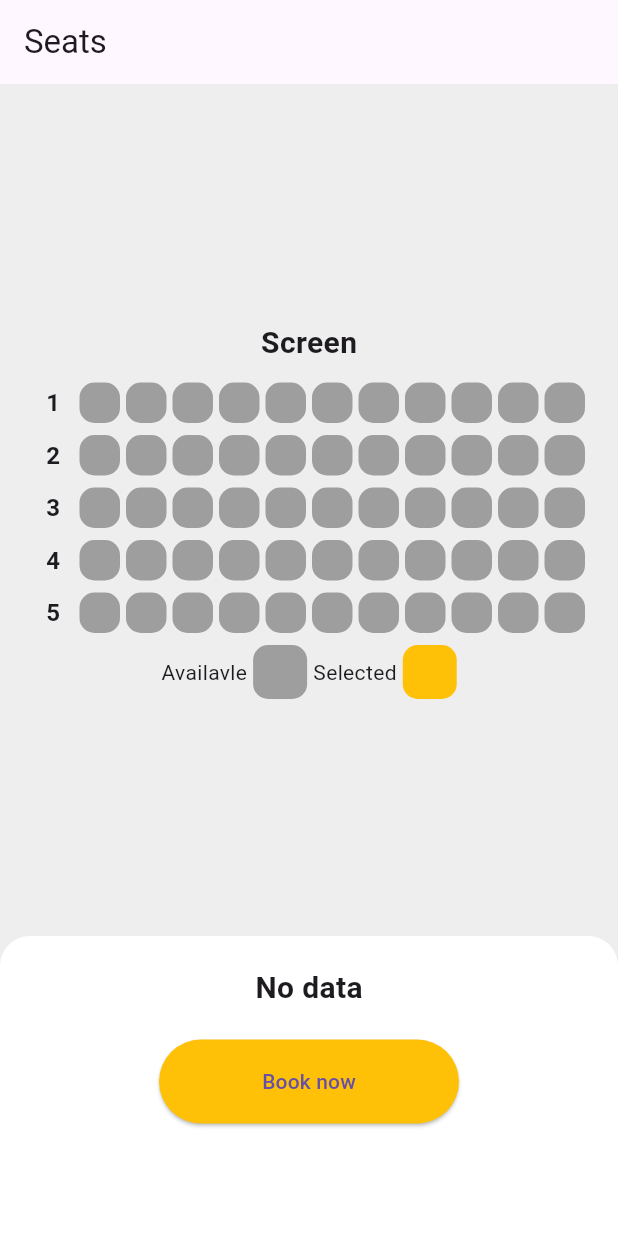
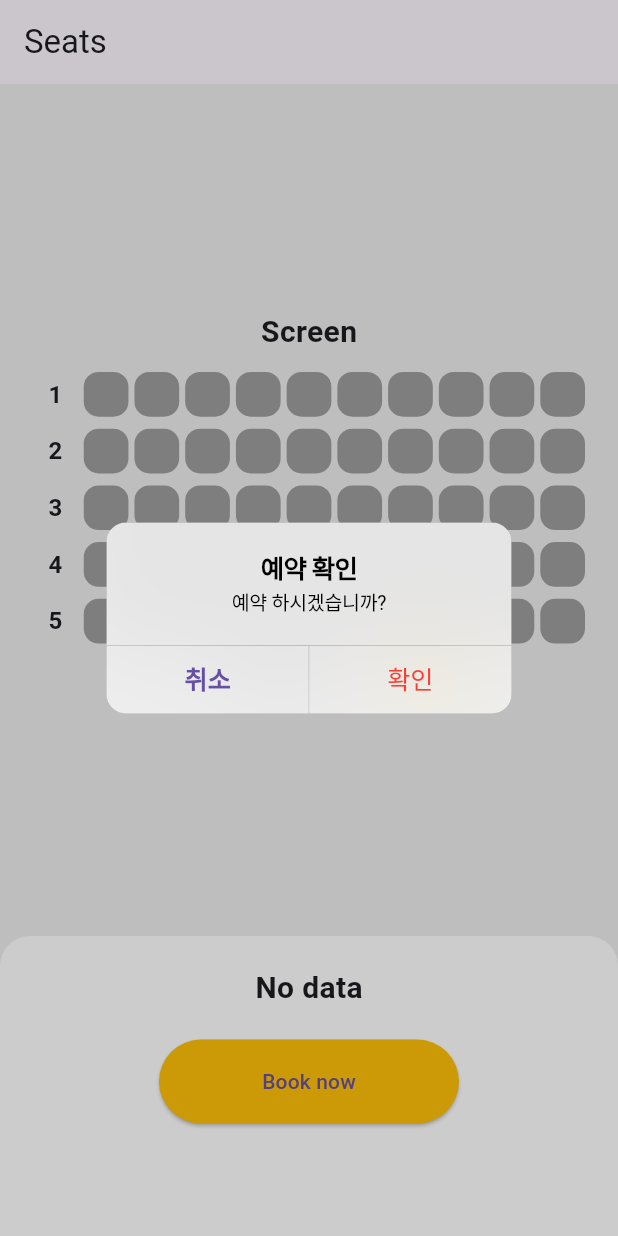
Before and after one commit to jaeeon99/Lee_-assignment----repository, a Flutter app: the screen it shows after launch, after a tap on "Book now", on a phone screen of 412 x 824 dp. Run offline on Flutter 3.47's test engine with Material 3 defaults, Android fonts, the light colour scheme and no system bars.

Commit message:
일단 해냄

```diff
--- a/lib/main.dart
+++ b/lib/main.dart
@@ -17,7 +17,22 @@
   }
 }
 
-class SeatPage extends StatelessWidget {
+class SeatPage extends StatefulWidget {
+  @override
+  State<SeatPage> createState() => _SeatPageState();
+}
+
+class _SeatPageState extends State<SeatPage> {
+  int? selectedRow;
+  int? selectedCol;
+
+  void onSelected(int row, int col) {
+    setState(() {
+      selectedRow = row;
+      selectedCol = col;
+    });
+  }
+
   @override
   Widget build(BuildContext context) {
     return Scaffold(
@@ -27,8 +42,8 @@
       backgroundColor: Colors.grey[200],
       body: Column(
         children: [
-          SeatSelectBox(),
-          SeatBottom(),
+          SeatSelectBox(selectedRow, selectedCol, onSelected),
+          SeatBottom(selectedRow, selectedCol),
         ],
       ),
     );
--- a/lib/seat_bottom.dart
+++ b/lib/seat_bottom.dart
@@ -1,6 +1,11 @@
+import 'package:flutter/cupertino.dart';
 import 'package:flutter/material.dart';
 
 class SeatBottom extends StatelessWidget {
+  SeatBottom(this.selectedRow, this.selectedCol);
+  int? selectedCol;
+  int? selectedRow;
+
   @override
   Widget build(BuildContext context) {
     return Container(
@@ -16,7 +21,9 @@
             height: 20,
           ),
           Text(
-            'No data',
+            selectedRow == null && selectedCol == null
+                ? 'No data'
+                : '$selectedRow - $selectedCol',
             style: TextStyle(fontSize: 20, fontWeight: FontWeight.bold),
           ),
           SizedBox(
@@ -26,7 +33,28 @@
             width: 200,
             height: 56,
             child: ElevatedButton(
-                onPressed: () {},
+                onPressed: () {
+                  showCupertinoDialog(
+                      context: context,
+                      builder: (context) {
+                        return CupertinoAlertDialog(
+                          title: Text('예약 확인'),
+                          content: Text('예약 하시겠습니까?'),
+                          actions: [
+                            CupertinoDialogAction(
+                                isDefaultAction: true,
+                                onPressed: () {
+                                  Navigator.of(context).pop();
+                                },
+                                child: Text('취소')),
+                            CupertinoDialogAction(
+                                isDestructiveAction: true,
+                                onPressed: () {},
+                                child: Text('확인'))
+                          ],
+                        );
+                      });
+                },
                 style: ElevatedButton.styleFrom(
                   backgroundColor: Colors.amber,
                 ),
--- a/lib/seat_select_box.dart
+++ b/lib/seat_select_box.dart
@@ -1,6 +1,12 @@
 import 'package:flutter/material.dart';
 
 class SeatSelectBox extends StatelessWidget {
+  SeatSelectBox(this.selectedRow, this.selectedCol, this.onSelected);
+
+  int? selectedCol;
+  int? selectedRow;
+  void Function(int row, int col) onSelected;
+
   @override
   Widget build(BuildContext context) {
     return Expanded(
@@ -78,32 +84,38 @@
               ),
             ),
           ),
-          seat(),
-          seat(),
-          seat(),
-          seat(),
-          seat(),
-          seat(),
-          seat(),
-          seat(),
-          seat(),
-          seat(),
-          seat(),
+          seat(rowNum, 1),
+          seat(rowNum, 2),
+          seat(rowNum, 3),
+          seat(rowNum, 4),
+          seat(rowNum, 5),
+          seat(rowNum, 6),
+          seat(rowNum, 7),
+          seat(rowNum, 8),
+          seat(rowNum, 9),
+          seat(rowNum, 10),
         ],
       ),
     );
   }
 
-  Widget seat() {
+  Widget seat(int rowNum, int colNum) {
     return Expanded(
         child: Padding(
       padding: const EdgeInsets.symmetric(horizontal: 2),
-      child: AspectRatio(
-        aspectRatio: 1,
-        child: Container(
-          decoration: BoxDecoration(
-            color: Colors.grey,
-            borderRadius: BorderRadius.circular(10),
+      child: GestureDetector(
+        onTap: () {
+          onSelected(rowNum, colNum);
+        },
+        child: AspectRatio(
+          aspectRatio: 1,
+          child: Container(
+            decoration: BoxDecoration(
+              color: rowNum == selectedRow && colNum == selectedCol
+                  ? Colors.amber
+                  : Colors.grey,
+              borderRadius: BorderRadius.circular(10),
+            ),
           ),
         ),
       ),
```
